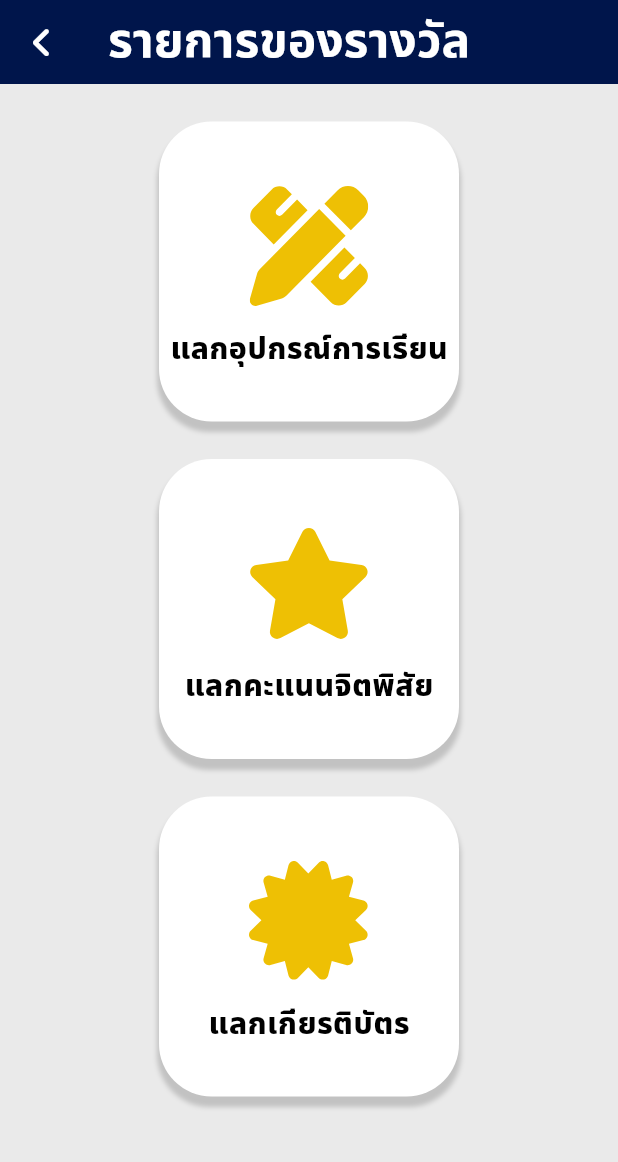
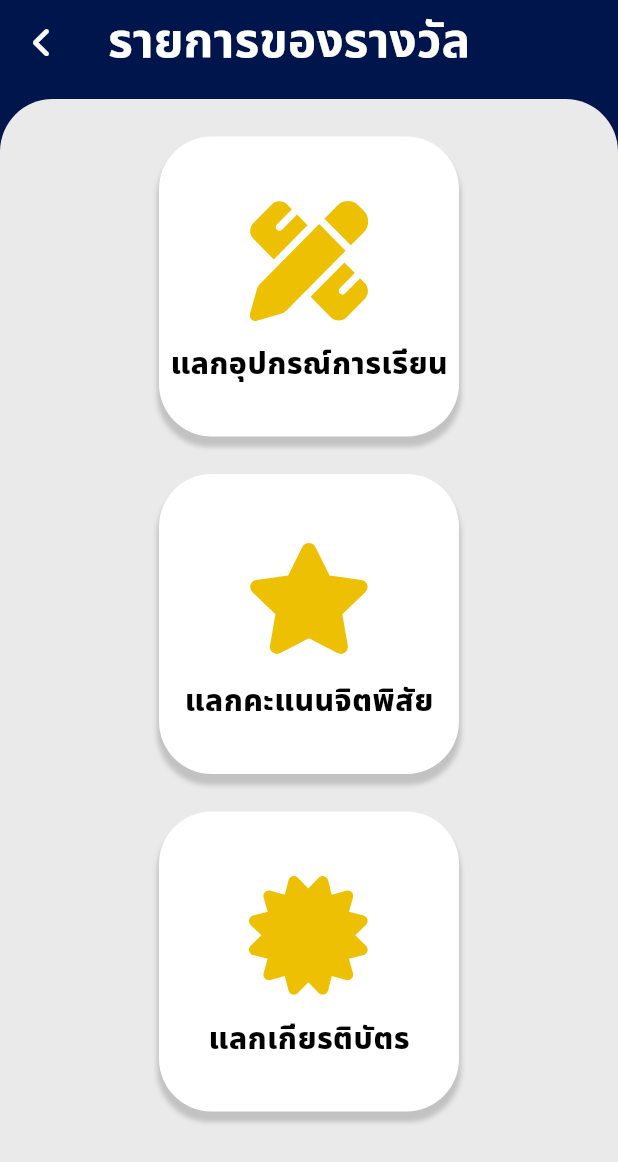
Before and after one commit to TanawanUr/System-for-Collecting-Points-from-Plastic-Waste, a Flutter app: the PrizeListPage screen opened directly, on a phone screen of 412 x 824 dp. Shown: the top 1162 px of the screen. Run offline on Flutter 3.47's test engine with Material 3 defaults, Android fonts, the phone set to English and light mode, and no system bars; our stand-ins replace flutter_map, flutter_svg, font_awesome_flutter, latlong2.

Commit message:
fix code ##!!!

```diff
--- a/lib/screens/Home/prize.dart
+++ b/lib/screens/Home/prize.dart
@@ -1,6 +1,7 @@
 import 'package:flutter/material.dart';
 import 'package:font_awesome_flutter/font_awesome_flutter.dart';
 import 'package:system_for_collecting_points_from_plastic_waste/widget/app_buttons.dart';
+import 'package:system_for_collecting_points_from_plastic_waste/screens/PrizeList/Stationery.dart';
 
 class PrizeListPage extends StatelessWidget {
   const PrizeListPage({super.key});
@@ -8,6 +9,7 @@ class PrizeListPage extends StatelessWidget {
   @override
   Widget build(BuildContext context) {
     return Scaffold(
+      backgroundColor: Color(0xff00154B),
       appBar: AppBar(
         backgroundColor: Color(0xff00154B),
         leading: IconButton(
@@ -26,17 +28,35 @@ class PrizeListPage extends StatelessWidget {
         ),
       ),
       body: Center(
+        child: Container(
+          child: Column(
+            children: [
+              SizedBox(
+                height: 10,
+              ),
+              Expanded(
+                child: Container(
+                  decoration: BoxDecoration(
+                    color: Color(0xffEAEAEA),
+                    borderRadius: BorderRadius.vertical(
+                      top: Radius.circular(35),
+                    ),
+                  ),
                   child: Column(
                     children: [
                       SizedBox(
                         height: 25,
                       ),
+                      Row(
+                        mainAxisAlignment: MainAxisAlignment.center,
+                        children: [
                           AppButtons(
                             onPressed: () {
-                // Navigator.push(
-                //   context,
-                //   MaterialPageRoute(builder: (context) => const PrizeListPage()),
-                // );
+                              Navigator.push(
+                                context,
+                                MaterialPageRoute(
+                                    builder: (context) => const Stationery()),
+                              );
                             },
                             textColor: Color(0xff000000),
                             iconColor: Color(0xffEEC004),
@@ -50,9 +70,14 @@ class PrizeListPage extends StatelessWidget {
                             blurRadius: 2,
                             icon: "assets/svg/tools.svg",
                           ),
+                        ],
+                      ),
                       SizedBox(
                         height: 25,
                       ),
+                      Row(
+                        mainAxisAlignment: MainAxisAlignment.center,
+                        children: [
                           AppButtons(
                             onPressed: () {
                               // Navigator.push(
@@ -72,9 +97,14 @@ class PrizeListPage extends StatelessWidget {
                             blurRadius: 2,
                             icon: "assets/svg/star.svg",
                           ),
+                        ],
+                      ),
                       SizedBox(
                         height: 25,
                       ),
+                      Row(
+                        mainAxisAlignment: MainAxisAlignment.center,
+                        children: [
                           AppButtons(
                             onPressed: () {
                               // Navigator.push(
@@ -96,8 +126,14 @@ class PrizeListPage extends StatelessWidget {
                           ),
                         ],
                       ),
+                    ],
                   ),
-      backgroundColor: Color(0xffEAEAEA),
+                ),
+              ),
+            ],
+          ),
+        ),
+      ),
     );
   }
 }
```
Lines whose indentation alone changed are shown as unchanged.
